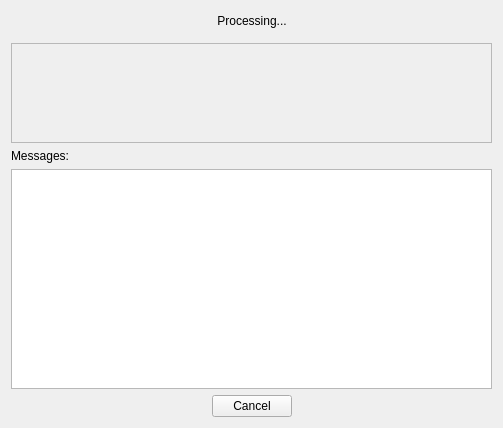
Qt form cmultiprogresswidget.ui (aaron-reeves/qt_widgets) before a commit.
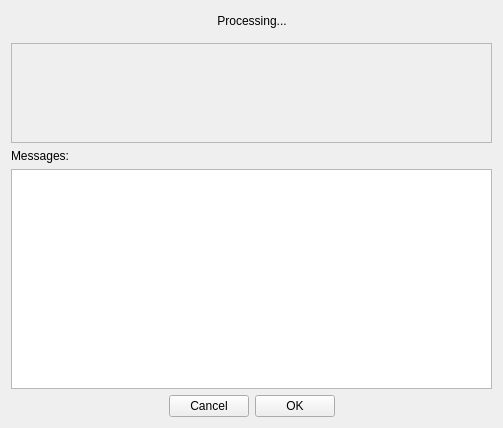
The same form after that commit.

The edit to the form file:
```diff
--- a/cmultiprogresswidget.ui
+++ b/cmultiprogresswidget.ui
@@ -112,6 +112,13 @@
        </property>
       </widget>
      </item>
+     <item>
+      <widget class="QPushButton" name="btnOK">
+       <property name="text">
+        <string>OK</string>
+       </property>
+      </widget>
+     </item>
      <item>
       <spacer name="horizontalSpacer_4">
        <property name="orientation">
```
